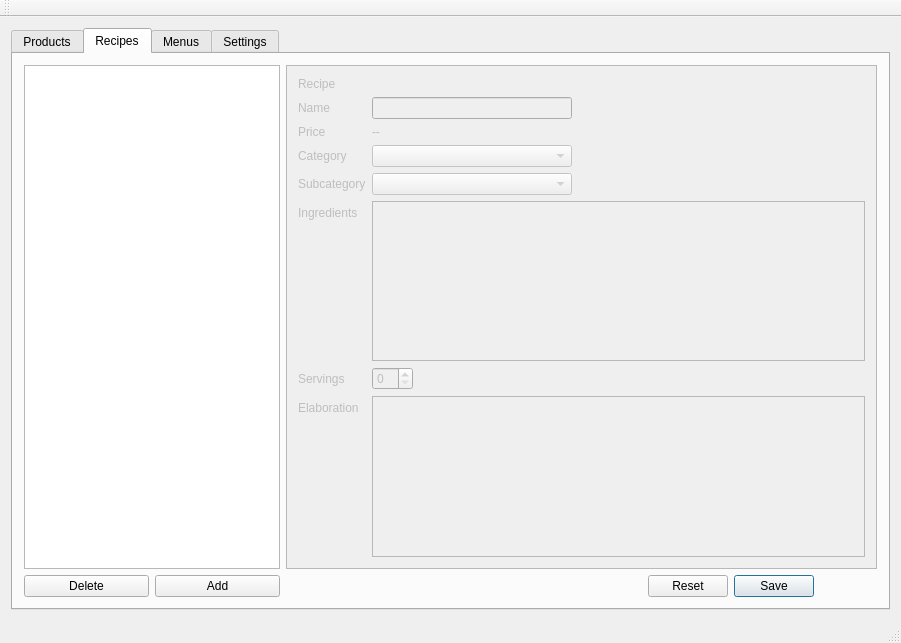
This is mainwindow.ui in Greezael/sukaldu as Qt 5 draws it before an edit. The edited form follows.
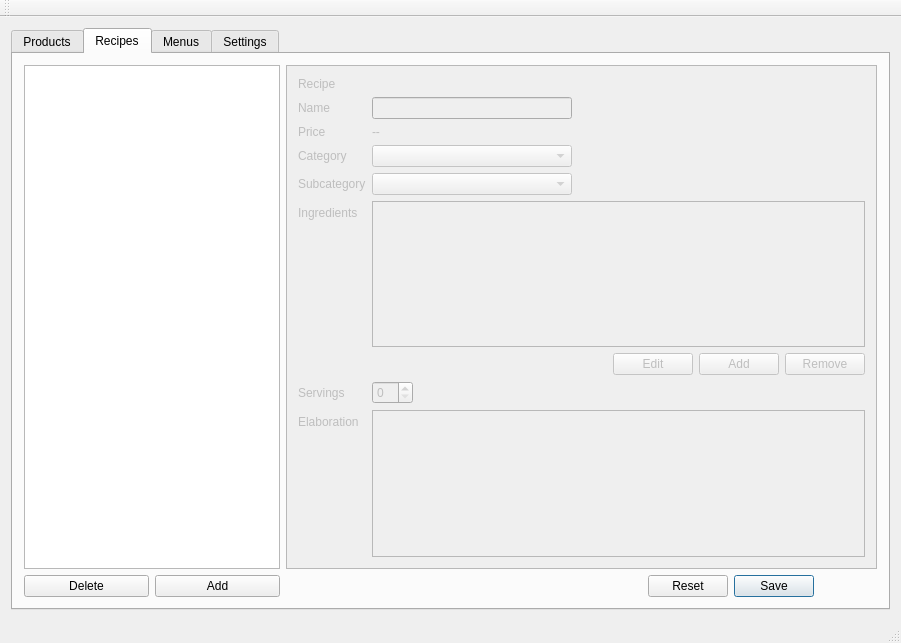
This is the edited form. The open tabs and pages were chosen to show the change.

Patch:
```diff
--- a/mainwindow.ui
+++ b/mainwindow.ui
@@ -15,10 +15,10 @@
   </property>
   <widget class="QWidget" name="centralWidget">
    <layout class="QGridLayout" name="gridLayout">
-    <item row="0" column="0">
+    <item row="0" column="1">
      <widget class="QTabWidget" name="tabWidget">
       <property name="currentIndex">
-       <number>0</number>
+       <number>1</number>
       </property>
       <widget class="QWidget" name="products">
        <attribute name="title">
@@ -177,13 +177,6 @@
                   </property>
                  </widget>
                 </item>
-                <item>
-                 <widget class="QPushButton" name="prod_delprice">
-                  <property name="text">
-                   <string>Delete</string>
-                  </property>
-                 </widget>
-                </item>
                 <item>
                  <widget class="QPushButton" name="prod_newprice">
                   <property name="text">
@@ -191,6 +184,13 @@
                   </property>
                  </widget>
                 </item>
+                <item>
+                 <widget class="QPushButton" name="prod_delprice">
+                  <property name="text">
+                   <string>Delete</string>
+                  </property>
+                 </widget>
+                </item>
                </layout>
               </item>
               <item row="8" column="0">
@@ -392,6 +392,9 @@
             </rect>
            </property>
            <layout class="QFormLayout" name="formLayout">
+            <property name="fieldGrowthPolicy">
+             <enum>QFormLayout::AllNonFixedFieldsGrow</enum>
+            </property>
             <item row="0" column="0">
              <widget class="QLabel" name="rec_title">
               <property name="text">
@@ -422,6 +425,20 @@
               </property>
              </widget>
             </item>
+            <item row="2" column="0">
+             <widget class="QLabel" name="rec_price_tag">
+              <property name="text">
+               <string>Price</string>
+              </property>
+             </widget>
+            </item>
+            <item row="2" column="1">
+             <widget class="QLabel" name="rec_price">
+              <property name="text">
+               <string>--</string>
+              </property>
+             </widget>
+            </item>
             <item row="4" column="0">
              <widget class="QLabel" name="rec_cat_tag">
               <property name="text">
@@ -429,13 +446,6 @@
               </property>
              </widget>
             </item>
-            <item row="5" column="0">
-             <widget class="QLabel" name="rec_subcat_tag">
-              <property name="text">
-               <string>Subcategory</string>
-              </property>
-             </widget>
-            </item>
             <item row="4" column="1">
              <widget class="QComboBox" name="rec_cat">
               <property name="sizePolicy">
@@ -452,6 +462,13 @@
               </property>
              </widget>
             </item>
+            <item row="5" column="0">
+             <widget class="QLabel" name="rec_subcat_tag">
+              <property name="text">
+               <string>Subcategory</string>
+              </property>
+             </widget>
+            </item>
             <item row="5" column="1">
              <widget class="QComboBox" name="rec_subcat">
               <property name="sizePolicy">
@@ -488,24 +505,52 @@
               </attribute>
              </widget>
             </item>
-            <item row="8" column="0">
-             <widget class="QLabel" name="rec_elab_tag">
-              <property name="text">
-               <string>Elaboration</string>
-              </property>
-             </widget>
-            </item>
             <item row="8" column="1">
-             <widget class="QPlainTextEdit" name="rec_elab"/>
+             <layout class="QHBoxLayout" name="horizontalLayout">
+              <item>
+               <spacer name="horizontalSpacer_4">
+                <property name="orientation">
+                 <enum>Qt::Horizontal</enum>
+                </property>
+                <property name="sizeHint" stdset="0">
+                 <size>
+                  <width>40</width>
+                  <height>20</height>
+                 </size>
+                </property>
+               </spacer>
+              </item>
+              <item>
+               <widget class="QPushButton" name="rec_editprod">
+                <property name="text">
+                 <string>Edit</string>
+                </property>
+               </widget>
+              </item>
+              <item>
+               <widget class="QPushButton" name="rec_addprod">
+                <property name="text">
+                 <string>Add</string>
+                </property>
+               </widget>
+              </item>
+              <item>
+               <widget class="QPushButton" name="rec_remprod">
+                <property name="text">
+                 <string>Remove</string>
+                </property>
+               </widget>
+              </item>
+             </layout>
             </item>
-            <item row="7" column="0">
+            <item row="9" column="0">
              <widget class="QLabel" name="rec_servs_tag">
               <property name="text">
                <string>Servings</string>
               </property>
              </widget>
             </item>
-            <item row="7" column="1">
+            <item row="9" column="1">
              <widget class="QSpinBox" name="rec_servs">
               <property name="sizePolicy">
                <sizepolicy hsizetype="Maximum" vsizetype="Fixed">
@@ -515,19 +560,15 @@
               </property>
              </widget>
             </item>
-            <item row="2" column="0">
-             <widget class="QLabel" name="rec_price_tag">
+            <item row="10" column="0">
+             <widget class="QLabel" name="rec_elab_tag">
               <property name="text">
-               <string>Price</string>
+               <string>Elaboration</string>
               </property>
              </widget>
             </item>
-            <item row="2" column="1">
-             <widget class="QLabel" name="rec_price">
-              <property name="text">
-               <string>--</string>
-              </property>
-             </widget>
+            <item row="10" column="1">
+             <widget class="QPlainTextEdit" name="rec_elab"/>
             </item>
            </layout>
           </widget>
@@ -712,8 +753,8 @@
             <rect>
              <x>0</x>
              <y>0</y>
-             <width>100</width>
-             <height>30</height>
+             <width>98</width>
+             <height>28</height>
             </rect>
            </property>
            <attribute name="label">
```
